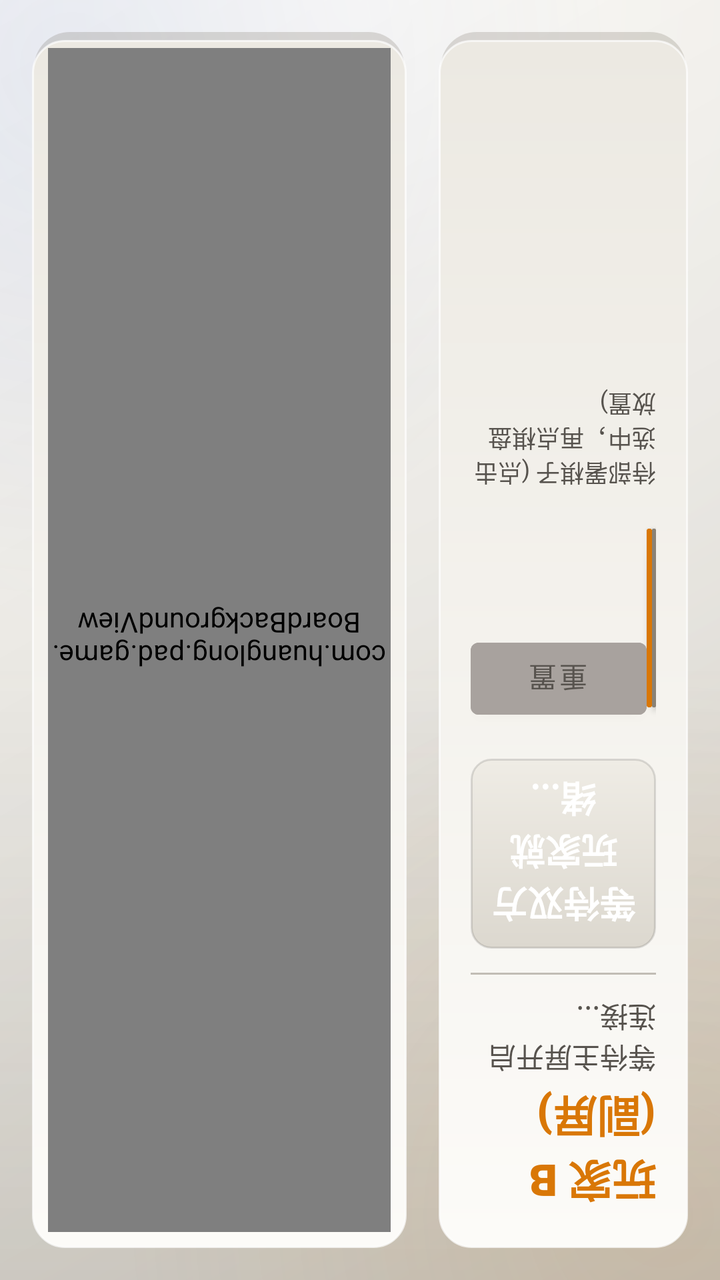
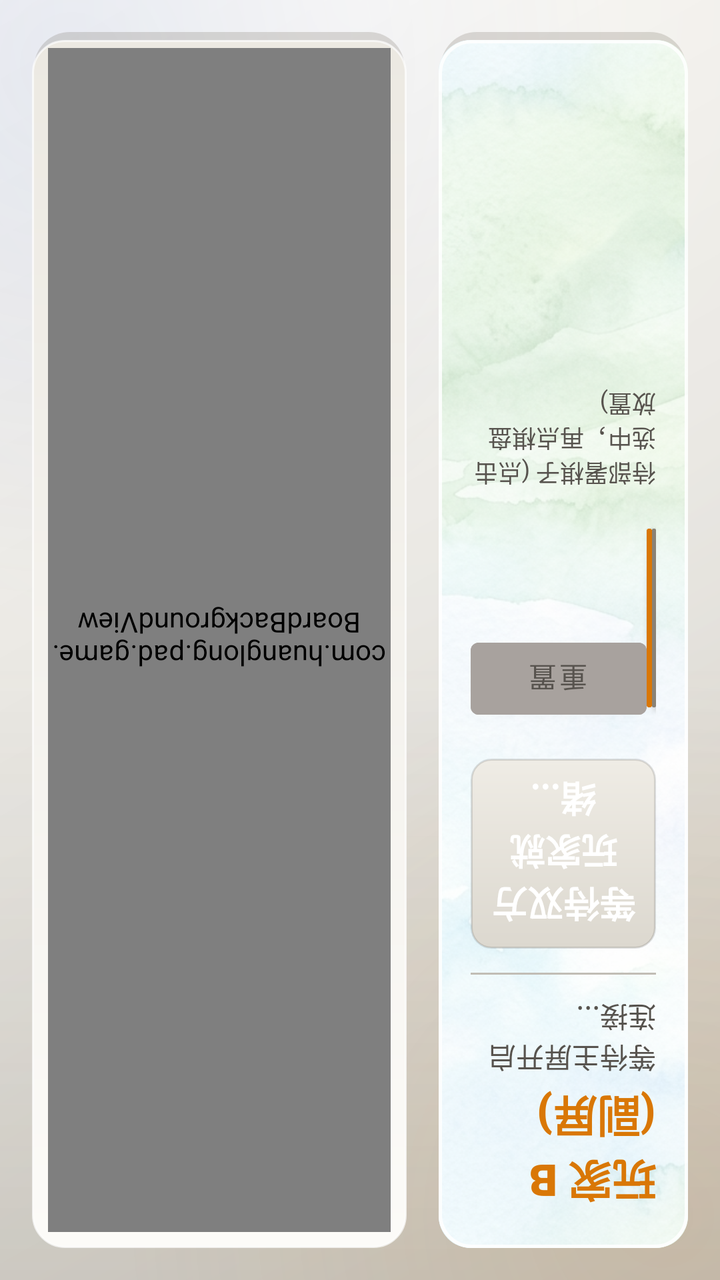

Before-and-after screenshots of an Android layout around one commit, followed by the original layout XML and the change that was made.
<!-- AndroidManifest.xml: application theme Theme.DoubleScreenChess -->
<!-- res/layout/presentation_game.xml -->
<?xml version="1.0" encoding="utf-8"?>
<FrameLayout xmlns:android="http://schemas.android.com/apk/res/android"
    android:layout_width="match_parent"
    android:layout_height="match_parent"
    android:background="@drawable/app_window_bg">

    <LinearLayout
        android:layout_width="match_parent"
        android:layout_height="match_parent"
        android:orientation="horizontal"
        android:padding="16dp"
        android:rotation="180">

        
        <LinearLayout
            android:layout_width="0dp"
            android:layout_height="match_parent"
            android:layout_weight="1"
            android:orientation="vertical"
            android:background="@drawable/glass_panel_bg"
            android:padding="16dp"
            android:layout_marginEnd="16dp">

            
            <TextView
                android:id="@+id/tv_role_title"
                android:layout_width="wrap_content"
                android:layout_height="wrap_content"
                android:text="@string/player_b_title"
                android:textColor="@color/color_b"
                android:textSize="22sp"
                android:fontFamily="sans-serif-black"
                android:textStyle="bold" />

            <TextView
                android:id="@+id/tv_status_text"
                android:layout_width="wrap_content"
                android:layout_height="wrap_content"
                android:layout_marginTop="4dp"
                android:text="等待主屏开启连接..."
                android:textColor="@color/text_secondary"
                android:textSize="14sp" />

            <View
                android:layout_width="match_parent"
                android:layout_height="1dp"
                android:layout_marginTop="12dp"
                android:layout_marginBottom="12dp"
                android:background="@color/border_color" />

            
            <TextView
                android:id="@+id/tv_turn_indicator"
                android:layout_width="match_parent"
                android:layout_height="wrap_content"
                android:text="等待双方玩家就绪..."
                android:textColor="@color/white"
                android:textSize="18sp"
                android:textStyle="bold"
                android:gravity="center"
                android:layout_marginBottom="16dp"
                android:padding="8dp"
                android:background="@drawable/turn_indicator_bg" />

            
            <LinearLayout
                android:layout_width="match_parent"
                android:layout_height="wrap_content"
                android:orientation="horizontal"
                android:layout_marginBottom="16dp">

                <Button
                    android:id="@+id/btn_auto_layout"
                    android:layout_width="0dp"
                    android:layout_height="wrap_content"
                    android:layout_weight="1"
                    android:text="@string/auto_layout_btn_text"
                    android:backgroundTint="@color/cell_railway"
                    android:textColor="@color/white" />

                <Button
                    android:id="@+id/btn_ready"
                    android:layout_width="0dp"
                    android:layout_height="wrap_content"
                    android:layout_weight="1.2"
                    android:text="@string/ready_btn_text"
                    android:backgroundTint="@color/color_b"
                    android:textColor="@color/black" />

                <Button
                    android:id="@+id/btn_reset"
                    android:layout_width="wrap_content"
                    android:layout_height="wrap_content"
                    android:text="@string/reset_btn_text"
                    android:backgroundTint="@color/cell_hq"
                    android:textColor="@color/text_secondary" />
            </LinearLayout>

            
            <TextView
                android:id="@+id/tv_tray_label"
                android:layout_width="wrap_content"
                android:layout_height="wrap_content"
                android:text="待部署棋子 (点击选中，再点棋盘放置)"
                android:textColor="@color/text_secondary"
                android:textSize="12sp"
                android:layout_marginBottom="8dp" />

            <androidx.recyclerview.widget.RecyclerView
                android:id="@+id/rv_piece_tray"
                android:layout_width="match_parent"
                android:layout_height="0dp"
                android:layout_weight="1"
                android:scrollbars="vertical" />

            
            <ScrollView
                android:id="@+id/sv_rules"
                android:layout_width="match_parent"
                android:layout_height="0dp"
                android:layout_weight="1"
                android:visibility="gone">

                <LinearLayout
                    android:layout_width="match_parent"
                    android:layout_height="wrap_content"
                    android:orientation="vertical">

                    <TextView
                        android:layout_width="wrap_content"
                        android:layout_height="wrap_content"
                        android:text="@string/rules_title"
                        android:textColor="@color/text_primary"
                        android:textSize="15sp"
                        android:textStyle="bold"
                        android:layout_marginBottom="8dp" />

                    <TextView
                        android:layout_width="match_parent"
                        android:layout_height="wrap_content"
                        android:text="@string/game_rules_text"
                        android:textColor="@color/text_secondary"
                        android:textSize="13sp"
                        android:lineSpacingExtra="3dp" />
                </LinearLayout>
            </ScrollView>
        </LinearLayout>

        
        <FrameLayout
            android:layout_width="0dp"
            android:layout_height="match_parent"
            android:layout_weight="1.5"
            android:background="@drawable/glass_panel_bg"
            android:padding="8dp">

            <FrameLayout
                android:id="@+id/board_layout_wrapper"
                android:layout_width="match_parent"
                android:layout_height="match_parent"
                android:layout_gravity="center">

                
                <com.huanglong.pad.game.BoardBackgroundView
                    android:id="@+id/board_background_view"
                    android:layout_width="match_parent"
                    android:layout_height="match_parent" />

                
                <GridLayout
                    android:id="@+id/board_grid_layout"
                    android:layout_width="match_parent"
                    android:layout_height="match_parent"
                    android:rowCount="12"
                    android:columnCount="5"
                    android:orientation="horizontal" />
            </FrameLayout>
        </FrameLayout>
    </LinearLayout>

    
    <TextView
        android:id="@+id/tv_tip"
        android:layout_width="wrap_content"
        android:layout_height="wrap_content"
        android:layout_gravity="bottom|center_horizontal"
        android:layout_marginBottom="75dp"
        android:rotation="180"
        android:background="@drawable/tip_toast_bg"
        android:paddingStart="20dp"
        android:paddingEnd="20dp"
        android:paddingTop="10dp"
        android:paddingBottom="10dp"
        android:textColor="@color/white"
        android:textSize="18sp"
        android:elevation="10dp"
        android:visibility="gone" />

    
    <FrameLayout
        android:id="@+id/battle_overlay"
        android:layout_width="match_parent"
        android:layout_height="match_parent"
        android:background="#B3000000"
        android:clickable="true"
        android:rotation="180"
        android:visibility="gone">

        <LinearLayout
            android:id="@+id/battle_card"
            android:layout_width="320dp"
            android:layout_height="wrap_content"
            android:layout_gravity="center"
            android:orientation="vertical"
            android:background="@drawable/glass_panel_bg"
            android:padding="24dp"
            android:gravity="center">

            <TextView
                android:layout_width="wrap_content"
                android:layout_height="wrap_content"
                android:text="@string/battle_vs_title"
                android:textColor="@color/text_primary"
                android:textSize="20sp"
                android:textStyle="bold"
                android:letterSpacing="1"
                android:layout_marginBottom="24dp" />

            <LinearLayout
                android:layout_width="match_parent"
                android:layout_height="120dp"
                android:orientation="horizontal"
                android:gravity="center"
                android:layout_marginBottom="24dp">

                <TextView
                    android:id="@+id/sub_fighter_self"
                    android:layout_width="80dp"
                    android:layout_height="match_parent"
                    android:gravity="center"
                    android:textSize="18sp"
                    android:textStyle="bold"
                    android:elevation="8dp" />

                <TextView
                    android:layout_width="wrap_content"
                    android:layout_height="wrap_content"
                    android:text="@string/vs_text"
                    android:textColor="@color/color_vs"
                    android:textSize="24sp"
                    android:textStyle="bold|italic"
                    android:layout_marginStart="20dp"
                    android:layout_marginEnd="20dp" />

                <TextView
                    android:id="@+id/sub_fighter_enemy"
                    android:layout_width="80dp"
                    android:layout_height="match_parent"
                    android:gravity="center"
                    android:textSize="18sp"
                    android:textStyle="bold"
                    android:elevation="8dp" />
            </LinearLayout>

            <TextView
                android:id="@+id/sub_battle_result_text"
                android:layout_width="match_parent"
                android:layout_height="wrap_content"
                android:gravity="center"
                android:text="正在进行战斗判定..."
                android:textColor="@color/text_primary"
                android:textSize="16sp"
                android:textStyle="bold"
                android:minLines="2" />
        </LinearLayout>
    </FrameLayout>
</FrameLayout>
<!-- resources referenced by this layout -->
<resources>
  <color name="black">#000000</color>
  <color name="border_color">#C1BDB5</color>
  <color name="cell_hq">#A8A29E</color>
  <color name="cell_railway">#8A8276</color>
  <color name="color_b">#D97706</color>
  <color name="color_vs">#BE123C</color>
  <color name="text_primary">#292524</color>
  <color name="text_secondary">#57534E</color>
  <color name="white">#FFFFFF</color>
  <!-- drawable glass_panel_bg (drawable) -->
  <?xml version="1.0" encoding="utf-8"?>
  <layer-list xmlns:android="http://schemas.android.com/apk/res/android">
  
      
      <item android:top="4dp" android:left="1dp" android:right="1dp">
          <shape android:shape="rectangle">
              <solid android:color="#2E55493A" />
              <corners android:radius="18dp" />
          </shape>
      </item>
  
      
      <item android:bottom="4dp">
          <shape android:shape="rectangle">
              <gradient
                  android:angle="270"
                  android:startColor="#FCFBF8"
                  android:endColor="#ECE9E2" />
              <corners android:radius="16dp" />
              <stroke android:width="1dp" android:color="#B3FFFFFF" />
          </shape>
      </item>
  </layer-list>
  <!-- drawable tip_toast_bg (drawable) -->
  <?xml version="1.0" encoding="utf-8"?>
  <shape xmlns:android="http://schemas.android.com/apk/res/android"
      android:shape="rectangle">
      <solid android:color="#CC000000" />
      <corners android:radius="8dp" />
  </shape>
  <!-- drawable turn_indicator_bg (drawable) -->
  <?xml version="1.0" encoding="utf-8"?>
  <shape xmlns:android="http://schemas.android.com/apk/res/android">
      <gradient
          android:angle="270"
          android:startColor="#DCD8CF"
          android:endColor="#EFECE5" />
      <corners android:radius="10dp" />
      <stroke android:width="1dp" android:color="#1F000000" />
  </shape>
  <string name="auto_layout_btn_text">一键布阵</string>
  <string name="battle_vs_title">战局裁决</string>
  <string name="game_rules_text">🎯 获胜目标\n夺取对方军旗，或令对方无棋可走。\n\n⚔️ 棋子大小\n司令＞军长＞师长＞旅长＞团长＞营长＞连长＞排长＞工兵；同级相碰同归于尽。\n\n💣 炸弹\n与任何棋子相碰均同归于尽。\n\n💥 地雷\n不能移动；非工兵碰雷阵亡（地雷保留），工兵可排雷，炸弹碰雷同归于尽。\n\n🛤 铁路与公路\n铁路上可直线行进任意格（途中不可有子阻挡），工兵在铁路上可拐弯；公路一次只能走一格。\n\n⛰ 界河与山界\n仅左、中、右三条铁路通道可直线过河，山界不可通行。\n\n⛺ 行营\n米字斜线交叉点；营内棋子不可被攻击，营内有子时不可进入。\n\n🏠 大本营\n棋子进入大本营后不可再移动。\n\n🕵 全程暗棋\n碰子不亮明身份，胜负当场裁决；司令阵亡后其军旗强制亮明。\n\n🔄 重置\n需双方各自点击「重置」确认后才会重开棋局。</string>
  <string name="player_b_title">玩家 B (副屏)</string>
  <string name="ready_btn_text">完成布阵</string>
  <string name="reset_btn_text">重置</string>
  <string name="rules_title">📖 游戏规则速查</string>
  <string name="vs_text">VS</string>
  <style name="Theme.DoubleScreenChess" parent="Theme.MaterialComponents.Light.NoActionBar">
          <item name="colorPrimary">@color/color_a</item>
          <item name="colorPrimaryVariant">@color/color_a_glow</item>
          <item name="colorOnPrimary">@color/white</item>
          <item name="colorSecondary">@color/color_b</item>
          <item name="colorSecondaryVariant">@color/color_b_glow</item>
          <item name="colorOnSecondary">@color/white</item>
          <item name="android:statusBarColor">@color/bg_dark</item>
          <item name="android:windowLightStatusBar">true</item>
          <item name="android:windowBackground">@color/bg_dark</item>
      </style>
  <color name="color_a">#1D4ED8</color>
  <color name="color_a_glow">#60A5FA</color>
  <color name="color_b_glow">#FBBF24</color>
  <color name="bg_dark">#E8E6E1</color>
  <!-- unchanged entries left out for length: 1 -->
</resources>

<!-- the commit's change to res/layout/presentation_game.xml (unified diff, before → after) -->
@@ -12,14 +12,45 @@
         android:rotation="180">
 
         
-        <LinearLayout
+        <FrameLayout
             android:layout_width="0dp"
             android:layout_height="match_parent"
             android:layout_weight="1"
-            android:orientation="vertical"
-            android:background="@drawable/glass_panel_bg"
-            android:padding="16dp"
             android:layout_marginEnd="16dp">
+
+            <View
+                android:layout_width="match_parent"
+                android:layout_height="match_parent"
+                android:background="@drawable/glass_panel_bg" />
+
+            <androidx.cardview.widget.CardView
+                xmlns:app="http://schemas.android.com/apk/res-auto"
+                android:layout_width="match_parent"
+                android:layout_height="match_parent"
+                android:layout_marginBottom="4dp"
+                app:cardCornerRadius="16dp"
+                app:cardElevation="0dp"
+                app:cardBackgroundColor="@android:color/transparent"
+                app:cardPreventCornerOverlap="false"
+                app:cardUseCompatPadding="false">
+
+                <ImageView
+                    android:layout_width="match_parent"
+                    android:layout_height="match_parent"
+                    android:src="@drawable/bg_fresh_landscape"
+                    android:scaleType="centerCrop" />
+
+                
+                <View
+                    android:layout_width="match_parent"
+                    android:layout_height="match_parent"
+                    android:background="#A6FFFFFF" />
+
+                <LinearLayout
+                    android:layout_width="match_parent"
+                    android:layout_height="match_parent"
+                    android:orientation="vertical"
+                    android:padding="16dp">
 
             
             <TextView
@@ -139,12 +170,22 @@
                         android:layout_width="match_parent"
                         android:layout_height="wrap_content"
                         android:text="@string/game_rules_text"
-                        android:textColor="@color/text_secondary"
-                        android:textSize="13sp"
-                        android:lineSpacingExtra="3dp" />
+                        android:textColor="@color/text_primary"
+                        android:textSize="14sp"
+                        android:textStyle="bold"
+                        android:lineSpacingExtra="5dp" />
                 </LinearLayout>
             </ScrollView>
-        </LinearLayout>
+                </LinearLayout>
+            </androidx.cardview.widget.CardView>
+
+            
+            <View
+                android:layout_width="match_parent"
+                android:layout_height="match_parent"
+                android:background="@drawable/glass_stroke" />
+
+        </FrameLayout>
 
         
         <FrameLayout
<!-- resource entries referenced after the edit -->
@@ -9,6 +9,7 @@
   <color name="text_primary">#292524</color>
   <color name="text_secondary">#57534E</color>
   <color name="white">#FFFFFF</color>
+  <!-- drawable bg_fresh_landscape: png bitmap (drawable-nodpi, 755122 bytes) -->
   <!-- drawable glass_panel_bg (drawable) -->
   <?xml version="1.0" encoding="utf-8"?>
   <layer-list xmlns:android="http://schemas.android.com/apk/res/android">
@@ -33,6 +34,19 @@
           </shape>
       </item>
   </layer-list>
+  <!-- drawable glass_stroke (drawable) -->
+  <?xml version="1.0" encoding="utf-8"?>
+  <layer-list xmlns:android="http://schemas.android.com/apk/res/android">
+      <item android:bottom="4dp">
+          <shape android:shape="rectangle">
+              
+              <solid android:color="#00000000" />
+              <corners android:radius="16dp" />
+              
+              <stroke android:width="1.5dp" android:color="#D9FFFFFF" />
+          </shape>
+      </item>
+  </layer-list>
   <!-- drawable tip_toast_bg (drawable) -->
   <?xml version="1.0" encoding="utf-8"?>
   <shape xmlns:android="http://schemas.android.com/apk/res/android"
@@ -52,11 +66,11 @@
   </shape>
   <string name="auto_layout_btn_text">一键布阵</string>
   <string name="battle_vs_title">战局裁决</string>
-  <string name="game_rules_text">🎯 获胜目标\n夺取对方军旗，或令对方无棋可走。\n\n⚔️ 棋子大小\n司令＞军长＞师长＞旅长＞团长＞营长＞连长＞排长＞工兵；同级相碰同归于尽。\n\n💣 炸弹\n与任何棋子相碰均同归于尽。\n\n💥 地雷\n不能移动；非工兵碰雷阵亡（地雷保留），工兵可排雷，炸弹碰雷同归于尽。\n\n🛤 铁路与公路\n铁路上可直线行进任意格（途中不可有子阻挡），工兵在铁路上可拐弯；公路一次只能走一格。\n\n⛰ 界河与山界\n仅左、中、右三条铁路通道可直线过河，山界不可通行。\n\n⛺ 行营\n米字斜线交叉点；营内棋子不可被攻击，营内有子时不可进入。\n\n🏠 大本营\n棋子进入大本营后不可再移动。\n\n🕵 全程暗棋\n碰子不亮明身份，胜负当场裁决；司令阵亡后其军旗强制亮明。\n\n🔄 重置\n需双方各自点击「重置」确认后才会重开棋局。</string>
+  <string name="game_rules_text">🎯 获胜目标\n夺取对方军旗，或令对方无棋可走。\n\n⚔️ 棋子大小\n司令＞军长＞师长＞旅长＞团长＞营长＞连长＞排长＞工兵；同级相碰同归于尽。\n\n💣 炸弹\n与任何棋子相碰均同归于尽。\n\n💥 地雷\n不能移动；非工兵碰雷阵亡（地雷保留），工兵可排雷，炸弹碰雷同归于尽。\n\n🛤 铁路与公路\n铁路上可直线行进任意格（途中不可有子阻挡），工兵在铁路上可拐弯；公路一次只能走一格。\n\n⛺ 行营\n米字斜线交叉点；营内棋子不可被攻击，营内有子时不可进入。\n\n🏠 大本营\n棋子进入大本营后不可再移动。\n\n🕵 全程暗棋\n碰子不亮明身份，胜负当场裁决；司令阵亡后其军旗强制亮明。\n\n🔄 重置\n需双方各自点击「重置」确认后才会重开棋局。\n\n📝 布局规则\n炸弹不可放在第一排；地雷只能放在最后两排；军旗必须放在大本营；行营内不能布子。</string>
   <string name="player_b_title">玩家 B (副屏)</string>
   <string name="ready_btn_text">完成布阵</string>
   <string name="reset_btn_text">重置</string>
-  <string name="rules_title">📖 游戏规则速查</string>
+  <string name="rules_title">📖 游戏规则</string>
   <string name="vs_text">VS</string>
   <style name="Theme.DoubleScreenChess" parent="Theme.MaterialComponents.Light.NoActionBar">
           <item name="colorPrimary">@color/color_a</item>
